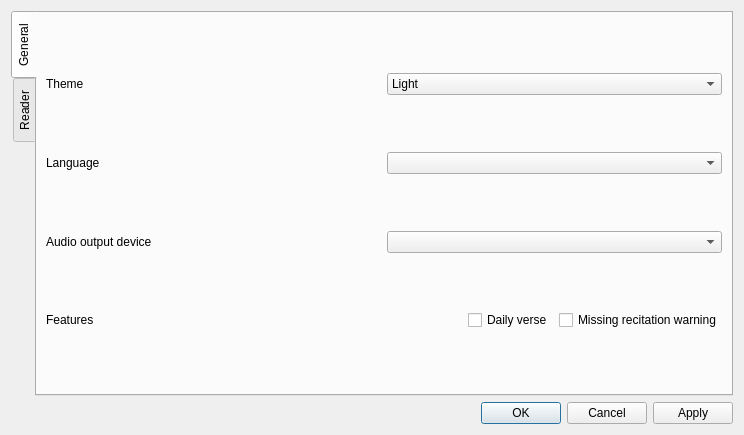
This is src/core/settingsdialog.ui in 0xzer0x/quran-companion as Qt 5 draws it before an edit. The edited form follows.
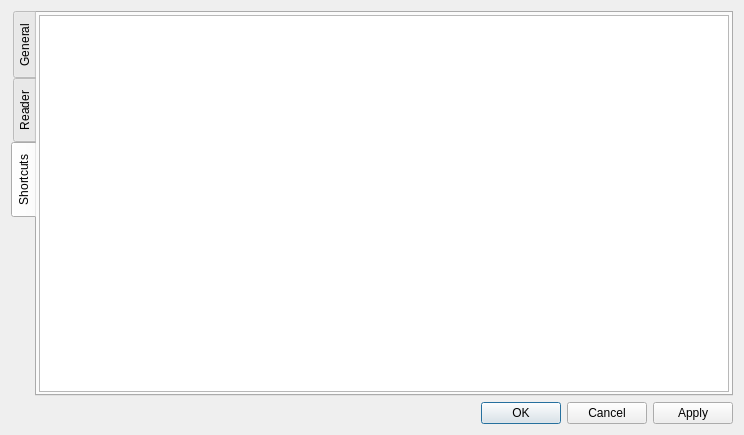
This is the edited form. The open tabs and pages were chosen to show the change.

The edit to the form file:
```diff
--- a/src/core/settingsdialog.ui
+++ b/src/core/settingsdialog.ui
@@ -668,6 +668,50 @@
        </item>
       </layout>
      </widget>
+     <widget class="QWidget" name="shortcutsTab">
+      <attribute name="title">
+       <string>Shortcuts</string>
+      </attribute>
+      <layout class="QVBoxLayout" name="verticalLayout_6">
+       <property name="spacing">
+        <number>0</number>
+       </property>
+       <property name="leftMargin">
+        <number>2</number>
+       </property>
+       <property name="topMargin">
+        <number>2</number>
+       </property>
+       <property name="rightMargin">
+        <number>2</number>
+       </property>
+       <property name="bottomMargin">
+        <number>2</number>
+       </property>
+       <item>
+        <widget class="QTableView" name="tableViewShortcuts">
+         <property name="editTriggers">
+          <set>QAbstractItemView::NoEditTriggers</set>
+         </property>
+         <property name="showDropIndicator" stdset="0">
+          <bool>false</bool>
+         </property>
+         <property name="dragDropOverwriteMode">
+          <bool>false</bool>
+         </property>
+         <property name="selectionMode">
+          <enum>QAbstractItemView::SingleSelection</enum>
+         </property>
+         <property name="sortingEnabled">
+          <bool>false</bool>
+         </property>
+         <attribute name="verticalHeaderVisible">
+          <bool>false</bool>
+         </attribute>
+        </widget>
+       </item>
+      </layout>
+     </widget>
     </widget>
    </item>
    <item>
```
Left out of the diff: 37 changed lines with no effect on the pictures.
